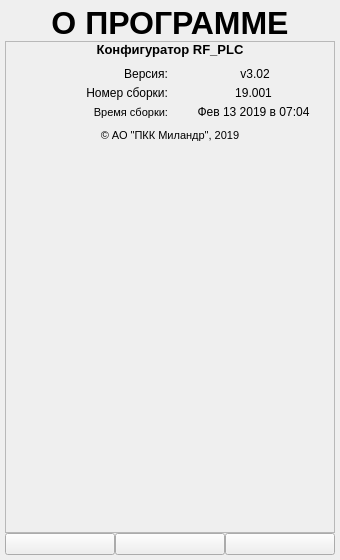
The window that ANDROID_FORMS/about_form.ui (DavidSiegman/PLC_RF_Configurator) describes before a commit, drawn with Qt 5.
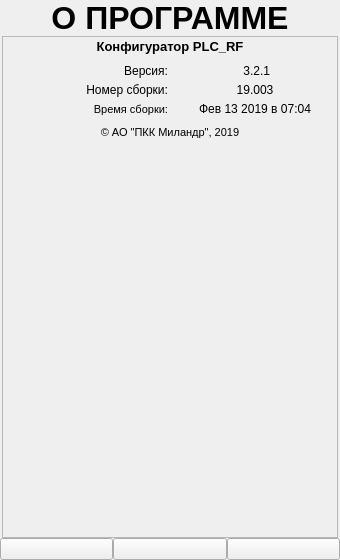
The same window after the commit. Icons and pictures are not drawn.

Diff of the .ui file:
```diff
--- a/ANDROID_FORMS/about_form.ui
+++ b/ANDROID_FORMS/about_form.ui
@@ -18,16 +18,16 @@
     <number>0</number>
    </property>
    <property name="leftMargin">
-    <number>5</number>
+    <number>0</number>
    </property>
    <property name="topMargin">
-    <number>5</number>
+    <number>0</number>
    </property>
    <property name="rightMargin">
-    <number>5</number>
+    <number>0</number>
    </property>
    <property name="bottomMargin">
-    <number>5</number>
+    <number>0</number>
    </property>
    <item>
     <widget class="QLabel" name="label_1">
@@ -60,6 +60,27 @@
     </widget>
    </item>
    <item>
+    <widget class="QWidget" name="Main_Widget" native="true">
+     <property name="styleSheet">
+      <string notr="true"/>
+     </property>
+     <layout class="QVBoxLayout" name="verticalLayout_5">
+      <property name="spacing">
+       <number>0</number>
+      </property>
+      <property name="leftMargin">
+       <number>2</number>
+      </property>
+      <property name="topMargin">
+       <number>0</number>
+      </property>
+      <property name="rightMargin">
+       <number>2</number>
+      </property>
+      <property name="bottomMargin">
+       <number>0</number>
+      </property>
+      <item>
     <widget class="QScrollArea" name="scrollArea">
      <property name="horizontalScrollBarPolicy">
       <enum>Qt::ScrollBarAlwaysOff</enum>
@@ -72,8 +93,8 @@
        <rect>
         <x>0</x>
         <y>0</y>
-        <width>328</width>
-        <height>467</height>
+           <width>334</width>
+           <height>477</height>
        </rect>
       </property>
       <layout class="QVBoxLayout" name="verticalLayout">
@@ -84,13 +105,13 @@
         <number>0</number>
        </property>
        <property name="topMargin">
-        <number>0</number>
+           <number>2</number>
        </property>
        <property name="rightMargin">
         <number>0</number>
        </property>
        <property name="bottomMargin">
-        <number>0</number>
+           <number>2</number>
        </property>
        <item>
         <widget class="QLabel" name="AppName">
@@ -115,7 +136,7 @@
           </font>
          </property>
          <property name="text">
-          <string>Конфигуратор RF_PLC</string>
+             <string>Конфигуратор PLC_RF</string>
          </property>
          <property name="alignment">
           <set>Qt::AlignCenter</set>
@@ -201,7 +222,7 @@
             </font>
            </property>
            <property name="text">
-            <string> v3.02</string>
+               <string> 3.2.1</string>
            </property>
            <property name="alignment">
             <set>Qt::AlignCenter</set>
@@ -263,7 +284,7 @@
             </font>
            </property>
            <property name="text">
-            <string>19.001</string>
+               <string>19.003</string>
            </property>
            <property name="alignment">
             <set>Qt::AlignCenter</set>
@@ -305,36 +326,35 @@
      </widget>
     </widget>
    </item>
-   <item>
-    <layout class="QHBoxLayout" name="horizontalLayout_3">
-     <property name="spacing">
-      <number>0</number>
-     </property>
-     <item>
-      <widget class="QPushButton" name="Back">
-       <property name="sizePolicy">
-        <sizepolicy hsizetype="Expanding" vsizetype="Minimum">
-         <horstretch>0</horstretch>
-         <verstretch>0</verstretch>
-        </sizepolicy>
-       </property>
-       <property name="minimumSize">
-        <size>
-         <width>0</width>
-         <height>0</height>
-        </size>
-       </property>
-       <property name="text">
-        <string/>
-       </property>
-       <property name="iconSize">
-        <size>
-         <width>30</width>
-         <height>30</height>
-        </size>
-       </property>
-      </widget>
-     </item>
+     </layout>
+    </widget>
+   </item>
+   <item>
+    <widget class="QWidget" name="DownPanel_Widget" native="true">
+     <property name="styleSheet">
+      <string notr="true"/>
+     </property>
+     <layout class="QVBoxLayout" name="verticalLayout_4">
+      <property name="spacing">
+       <number>0</number>
+      </property>
+      <property name="leftMargin">
+       <number>0</number>
+      </property>
+      <property name="topMargin">
+       <number>0</number>
+      </property>
+      <property name="rightMargin">
+       <number>0</number>
+      </property>
+      <property name="bottomMargin">
+       <number>0</number>
+      </property>
+      <item>
+       <layout class="QHBoxLayout" name="horizontalLayout">
+        <property name="spacing">
+         <number>0</number>
+        </property>
      <item>
       <widget class="QPushButton" name="None">
        <property name="enabled">
@@ -378,6 +398,31 @@
        </property>
       </widget>
      </item>
+        <item>
+         <widget class="QPushButton" name="Back">
+          <property name="sizePolicy">
+           <sizepolicy hsizetype="Expanding" vsizetype="Minimum">
+            <horstretch>0</horstretch>
+            <verstretch>0</verstretch>
+           </sizepolicy>
+          </property>
+          <property name="minimumSize">
+           <size>
+            <width>0</width>
+            <height>0</height>
+           </size>
+          </property>
+          <property name="text">
+           <string/>
+          </property>
+          <property name="iconSize">
+           <size>
+            <width>30</width>
+            <height>30</height>
+           </size>
+          </property>
+         </widget>
+        </item>
      <item>
       <widget class="QPushButton" name="Apply">
        <property name="sizePolicy">
@@ -413,6 +458,9 @@
       </widget>
      </item>
     </layout>
+      </item>
+     </layout>
+    </widget>
    </item>
   </layout>
  </widget>
```
Left out of the diff: 2 changed lines with no effect on the pictures. Lines whose indentation alone changed are shown as unchanged.
